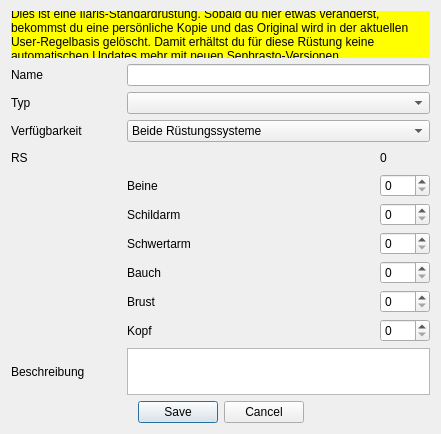
The window that UI/DatenbankEditRuestung.ui (Aeolitus/Sephrasto) describes before a commit, drawn with Qt 5.
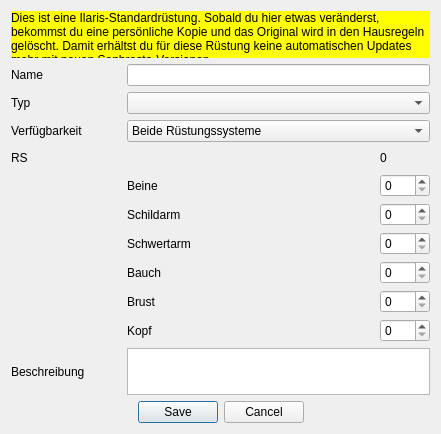
The same window after the commit.

Commit message: - Added two alternative visual themes: Fusion and Fusion Dark - Settings: cleaned up layout; renamed the cryptic "Nutzer-Regelbasis" to "Hausregeln"; added theme selection; added application restart if plugin or theme changes - Database editors: renamed the cryptic "Nutzer-Regelbasis" to "Hausregeln"; forced font in yellow warning labels to black, so it's always readable independent of the theme font color

Diff of the .ui file:
```diff
--- a/UI/DatenbankEditRuestung.ui
+++ b/UI/DatenbankEditRuestung.ui
@@ -63,10 +63,10 @@
         <bool>false</bool>
        </property>
        <property name="styleSheet">
-        <string notr="true">background-color: rgb(255, 255, 0);</string>
+        <string notr="true">background-color: rgb(255, 255, 0); color: black;</string>
        </property>
        <property name="text">
-        <string>Dies ist eine Ilaris-Standardrüstung. Sobald du hier etwas veränderst, bekommst du eine persönliche Kopie und das Original wird in der aktuellen User-Regelbasis gelöscht. Damit erhältst du für diese Rüstung keine automatischen Updates mehr mit neuen Sephrasto-Versionen.</string>
+        <string>&lt;html&gt;&lt;head/&gt;&lt;body&gt;&lt;p&gt;Dies ist eine Ilaris-Standardrüstung. Sobald du hier etwas veränderst, bekommst du eine persönliche Kopie und das Original wird in den Hausregeln gelöscht. Damit erhältst du für diese Rüstung keine automatischen Updates mehr mit neuen Sephrasto-Versionen.&lt;/p&gt;&lt;/body&gt;&lt;/html&gt;</string>
        </property>
        <property name="wordWrap">
         <bool>true</bool>
```
The commit also changes 25 other files.
